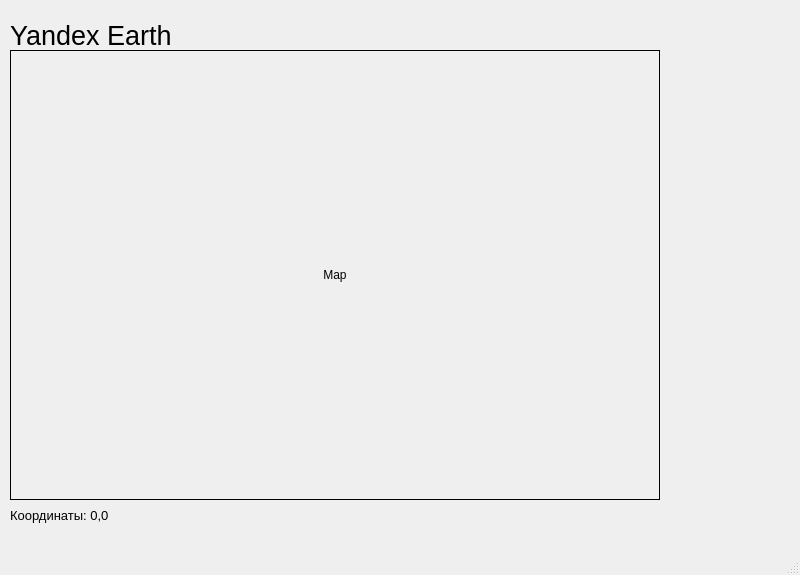
Qt form main.ui (echpo4mak/Yandex.API) before a commit.
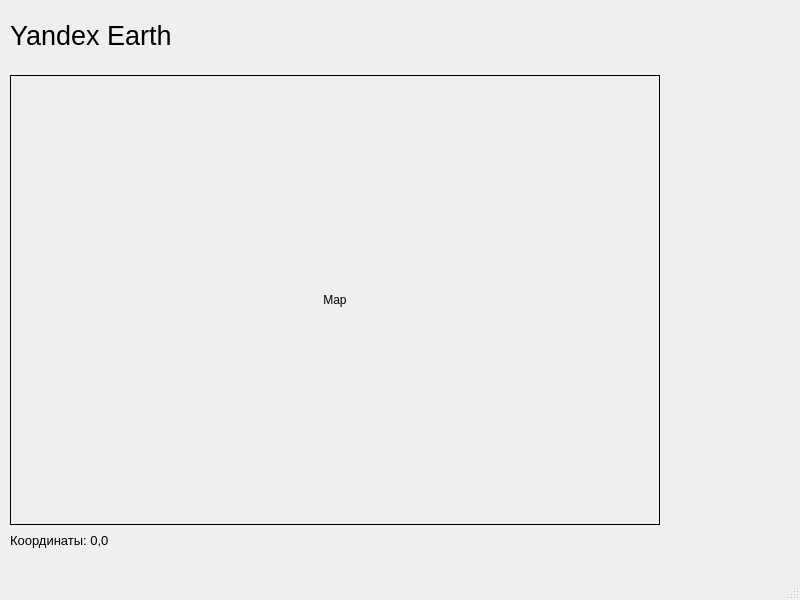
The same form after that commit.

```diff
--- a/main.ui
+++ b/main.ui
@@ -7,7 +7,7 @@
     <x>0</x>
     <y>0</y>
     <width>800</width>
-    <height>575</height>
+    <height>600</height>
    </rect>
   </property>
   <property name="windowTitle">
@@ -36,7 +36,7 @@
     <property name="geometry">
      <rect>
       <x>10</x>
-      <y>50</y>
+      <y>75</y>
       <width>650</width>
       <height>450</height>
      </rect>
@@ -55,7 +55,7 @@
     <property name="geometry">
      <rect>
       <x>10</x>
-      <y>500</y>
+      <y>525</y>
       <width>650</width>
       <height>30</height>
      </rect>
```
